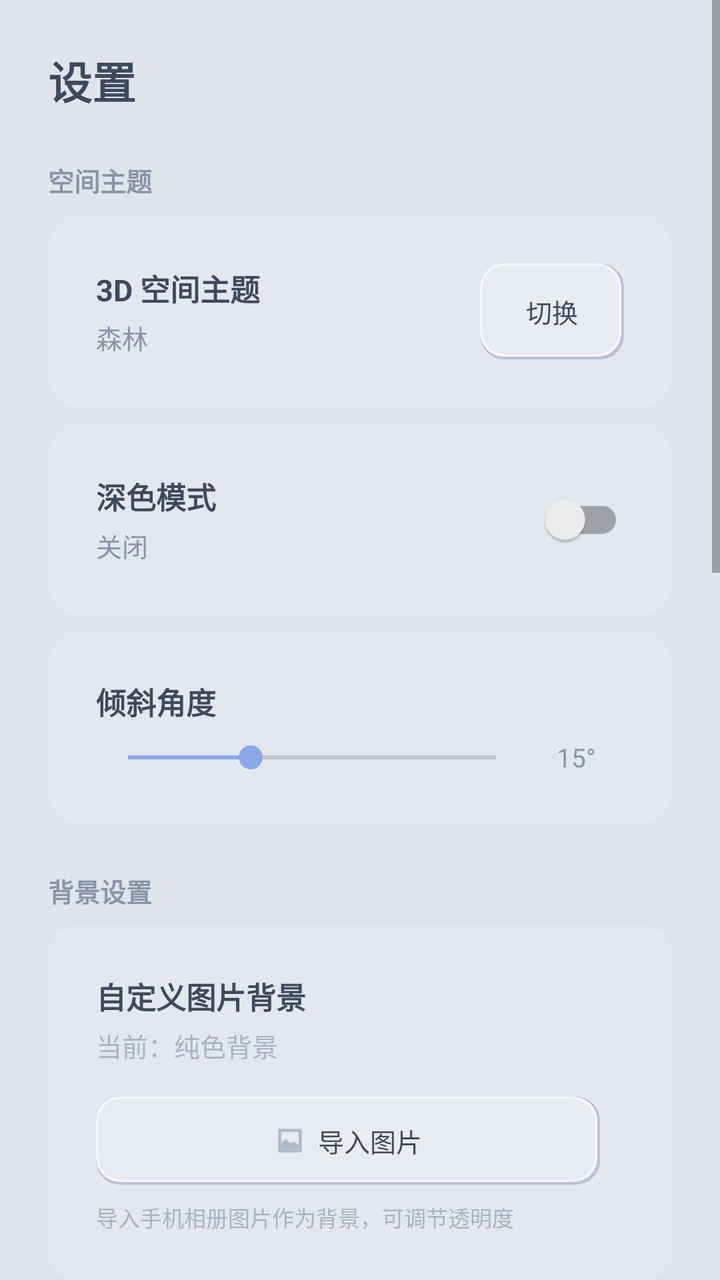
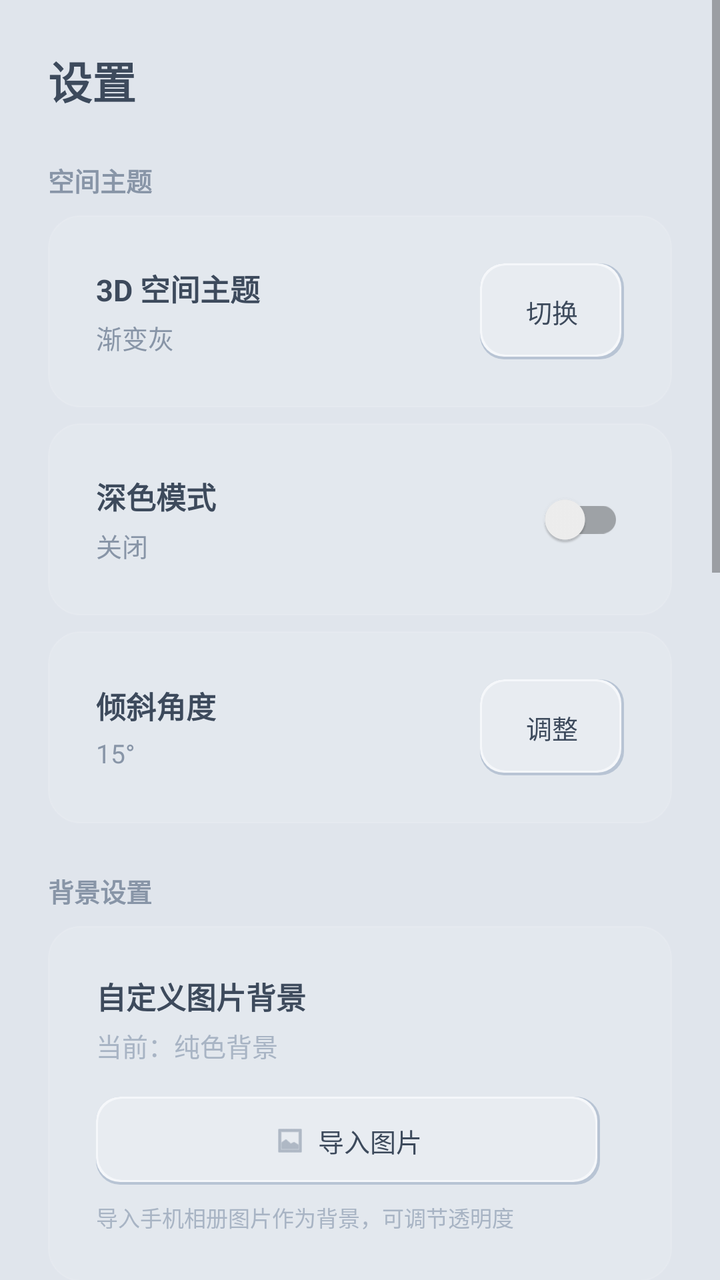

The first picture is an Android layout as it rendered before a commit; the second is the same layout after the commit. The layout source and the unified diff follow.
<!-- AndroidManifest.xml: application theme Theme.BillBook -->
<!-- res/layout/fragment_settings.xml -->
<?xml version="1.0" encoding="utf-8"?>
<ScrollView xmlns:android="http://schemas.android.com/apk/res/android"
    xmlns:app="http://schemas.android.com/apk/res-auto"
    android:layout_width="match_parent"
    android:layout_height="match_parent"
    android:background="@android:color/transparent">

    <LinearLayout
        android:layout_width="match_parent"
        android:layout_height="wrap_content"
        android:orientation="vertical"
        android:paddingHorizontal="@dimen/spacing_lg"
        android:paddingTop="@dimen/spacing_lg"
        android:paddingBottom="@dimen/spacing_lg">

        <TextView
            android:layout_width="wrap_content"
            android:layout_height="wrap_content"
            android:text="设置"
            android:textColor="@color/text_primary"
            android:textSize="@dimen/text_xl"
            android:textStyle="bold" />

        
        <TextView
            android:layout_width="wrap_content"
            android:layout_height="wrap_content"
            android:layout_marginTop="24dp"
            android:text="空间主题"
            android:textColor="@color/text_secondary"
            android:textSize="@dimen/text_sm"
            android:textStyle="bold" />

        <LinearLayout
            android:layout_width="match_parent"
            android:layout_height="wrap_content"
            android:layout_marginTop="@dimen/spacing_sm"
            android:background="@drawable/bg_glass_card"
            android:gravity="center_vertical"
            android:orientation="horizontal"
            android:padding="@dimen/spacing_lg">

            <LinearLayout
                android:layout_width="0dp"
                android:layout_height="wrap_content"
                android:layout_weight="1"
                android:orientation="vertical">

                <TextView
                    android:layout_width="wrap_content"
                    android:layout_height="wrap_content"
                    android:text="3D 空间主题"
                    android:textColor="@color/text_primary"
                    android:textSize="@dimen/text_md"
                    android:textStyle="bold" />

                <TextView
                    android:id="@+id/tvCurrentPalette"
                    android:layout_width="wrap_content"
                    android:layout_height="wrap_content"
                    android:layout_marginTop="4dp"
                    android:text="森林"
                    android:textColor="@color/text_secondary"
                    android:textSize="@dimen/text_sm" />
            </LinearLayout>

            <FrameLayout
                android:id="@+id/btnThemeEditor"
                android:layout_width="72dp"
                android:layout_height="48dp"
                android:background="@drawable/selector_neu_button">

                <TextView
                    android:layout_width="wrap_content"
                    android:layout_height="wrap_content"
                    android:layout_gravity="center"
                    android:text="切换"
                    android:textColor="@color/text_primary"
                    android:textSize="@dimen/text_sm" />
            </FrameLayout>
        </LinearLayout>

        
        <LinearLayout
            android:layout_width="match_parent"
            android:layout_height="wrap_content"
            android:layout_marginTop="@dimen/spacing_sm"
            android:background="@drawable/bg_glass_card"
            android:gravity="center_vertical"
            android:orientation="horizontal"
            android:padding="@dimen/spacing_lg">

            <LinearLayout
                android:layout_width="0dp"
                android:layout_height="wrap_content"
                android:layout_weight="1"
                android:orientation="vertical">

                <TextView
                    android:layout_width="wrap_content"
                    android:layout_height="wrap_content"
                    android:text="深色模式"
                    android:textColor="@color/text_primary"
                    android:textSize="@dimen/text_md"
                    android:textStyle="bold" />

                <TextView
                    android:id="@+id/tvDarkModeStatus"
                    android:layout_width="wrap_content"
                    android:layout_height="wrap_content"
                    android:layout_marginTop="4dp"
                    android:text="关闭"
                    android:textColor="@color/text_secondary"
                    android:textSize="@dimen/text_sm" />
            </LinearLayout>

            <androidx.appcompat.widget.SwitchCompat
                android:id="@+id/switchDarkMode"
                android:layout_width="wrap_content"
                android:layout_height="wrap_content"
                android:thumbTint="@color/colorPrimary"
                android:trackTint="@color/divider" />
        </LinearLayout>

        
        <LinearLayout
            android:layout_width="match_parent"
            android:layout_height="wrap_content"
            android:layout_marginTop="@dimen/spacing_sm"
            android:background="@drawable/bg_glass_card"
            android:orientation="vertical"
            android:padding="@dimen/spacing_lg">

            <TextView
                android:layout_width="wrap_content"
                android:layout_height="wrap_content"
                android:text="倾斜角度"
                android:textColor="@color/text_primary"
                android:textSize="@dimen/text_md"
                android:textStyle="bold" />

            <LinearLayout
                android:layout_width="match_parent"
                android:layout_height="wrap_content"
                android:layout_marginTop="8dp"
                android:gravity="center_vertical"
                android:orientation="horizontal">

                <SeekBar
                    android:id="@+id/seekBarTilt"
                    android:layout_width="0dp"
                    android:layout_height="wrap_content"
                    android:layout_weight="1"
                    android:max="45"
                    android:progress="15" />

                <TextView
                    android:id="@+id/tvTiltValue"
                    android:layout_width="48dp"
                    android:layout_height="wrap_content"
                    android:gravity="center"
                    android:text="15°"
                    android:textColor="@color/text_secondary"
                    android:textSize="@dimen/text_sm" />
            </LinearLayout>
        </LinearLayout>

        
        <TextView
            android:layout_width="wrap_content"
            android:layout_height="wrap_content"
            android:layout_marginTop="24dp"
            android:text="背景设置"
            android:textColor="@color/text_secondary"
            android:textSize="@dimen/text_sm"
            android:textStyle="bold" />

        
        <LinearLayout
            android:layout_width="match_parent"
            android:layout_height="wrap_content"
            android:layout_marginTop="@dimen/spacing_sm"
            android:background="@drawable/bg_glass_card"
            android:orientation="vertical"
            android:padding="@dimen/spacing_lg">

            <TextView
                android:layout_width="wrap_content"
                android:layout_height="wrap_content"
                android:text="自定义图片背景"
                android:textColor="@color/text_primary"
                android:textSize="@dimen/text_md"
                android:textStyle="bold" />

            <TextView
                android:id="@+id/tvCustomBgStatus"
                android:layout_width="wrap_content"
                android:layout_height="wrap_content"
                android:layout_marginTop="4dp"
                android:text="当前：纯色背景"
                android:textColor="@color/text_hint"
                android:textSize="@dimen/text_sm" />

            <FrameLayout
                android:id="@+id/layoutBgPreview"
                android:layout_width="match_parent"
                android:layout_height="0dp"
                android:layout_marginTop="16dp"
                android:background="@drawable/bg_glass_card"
                android:visibility="gone">

                <ImageView
                    android:id="@+id/ivBgPreview"
                    android:layout_width="match_parent"
                    android:layout_height="match_parent"
                    android:scaleType="centerCrop"
                    android:src="@android:drawable/ic_menu_gallery" />
            </FrameLayout>

            <LinearLayout
                android:layout_width="match_parent"
                android:layout_height="wrap_content"
                android:layout_marginTop="16dp"
                android:orientation="horizontal">

                <FrameLayout
                    android:id="@+id/btnImportImage"
                    android:layout_width="0dp"
                    android:layout_height="44dp"
                    android:layout_weight="1"
                    android:background="@drawable/selector_neu_button">

                    <LinearLayout
                        android:layout_width="wrap_content"
                        android:layout_height="wrap_content"
                        android:layout_gravity="center"
                        android:gravity="center_vertical"
                        android:orientation="horizontal">

                        <ImageView
                            android:layout_width="16dp"
                            android:layout_height="16dp"
                            android:src="@android:drawable/ic_menu_gallery"
                            android:tint="@color/text_secondary" />

                        <TextView
                            android:layout_width="wrap_content"
                            android:layout_height="wrap_content"
                            android:layout_marginStart="6dp"
                            android:text="导入图片"
                            android:textColor="@color/text_primary"
                            android:textSize="@dimen/text_sm" />
                    </LinearLayout>
                </FrameLayout>

                <View
                    android:layout_width="12dp"
                    android:layout_height="match_parent" />

                <FrameLayout
                    android:id="@+id/btnClearImage"
                    android:layout_width="0dp"
                    android:layout_height="44dp"
                    android:layout_weight="1"
                    android:background="@drawable/selector_neu_button"
                    android:visibility="gone">

                    <TextView
                        android:layout_width="wrap_content"
                        android:layout_height="wrap_content"
                        android:layout_gravity="center"
                        android:text="恢复默认"
                        android:textColor="@color/text_secondary"
                        android:textSize="@dimen/text_sm" />
                </FrameLayout>
            </LinearLayout>

            <LinearLayout
                android:id="@+id/layoutOpacity"
                android:layout_width="match_parent"
                android:layout_height="wrap_content"
                android:layout_marginTop="16dp"
                android:gravity="center_vertical"
                android:orientation="horizontal"
                android:visibility="gone">

                <TextView
                    android:layout_width="wrap_content"
                    android:layout_height="wrap_content"
                    android:text="透明度"
                    android:textColor="@color/text_secondary"
                    android:textSize="@dimen/text_sm" />

                <SeekBar
                    android:id="@+id/seekBarOpacity"
                    android:layout_width="0dp"
                    android:layout_height="wrap_content"
                    android:layout_weight="1"
                    android:layout_marginHorizontal="12dp"
                    android:max="100"
                    android:progress="30" />

                <TextView
                    android:id="@+id/tvOpacityValue"
                    android:layout_width="40dp"
                    android:layout_height="wrap_content"
                    android:gravity="center"
                    android:text="30%"
                    android:textColor="@color/text_secondary"
                    android:textSize="@dimen/text_sm" />
            </LinearLayout>

            <TextView
                android:layout_width="wrap_content"
                android:layout_height="wrap_content"
                android:layout_marginTop="8dp"
                android:text="导入手机相册图片作为背景，可调节透明度"
                android:textColor="@color/text_hint"
                android:textSize="@dimen/text_xs" />
        </LinearLayout>

        
        <TextView
            android:layout_width="wrap_content"
            android:layout_height="wrap_content"
            android:layout_marginTop="24dp"
            android:text="功能"
            android:textColor="@color/text_secondary"
            android:textSize="@dimen/text_sm"
            android:textStyle="bold" />

        
        <LinearLayout
            android:layout_width="match_parent"
            android:layout_height="wrap_content"
            android:layout_marginTop="@dimen/spacing_sm"
            android:background="@drawable/bg_glass_card"
            android:orientation="vertical"
            android:padding="@dimen/spacing_lg">

            <TextView
                android:layout_width="wrap_content"
                android:layout_height="wrap_content"
                android:text="分类管理"
                android:textColor="@color/text_primary"
                android:textSize="@dimen/text_md"
                android:textStyle="bold" />

            <LinearLayout
                android:layout_width="match_parent"
                android:layout_height="wrap_content"
                android:layout_marginTop="16dp"
                android:orientation="horizontal">

                <FrameLayout
                    android:id="@+id/btnManageCategory"
                    android:layout_width="0dp"
                    android:layout_height="44dp"
                    android:layout_weight="1"
                    android:background="@drawable/selector_neu_button">

                    <TextView
                        android:layout_width="wrap_content"
                        android:layout_height="wrap_content"
                        android:layout_gravity="center"
                        android:text="查看/编辑分类"
                        android:textColor="@color/text_primary"
                        android:textSize="@dimen/text_sm" />
                </FrameLayout>

                <View
                    android:layout_width="12dp"
                    android:layout_height="match_parent" />

                <FrameLayout
                    android:id="@+id/btnAddCategory"
                    android:layout_width="0dp"
                    android:layout_height="44dp"
                    android:layout_weight="1"
                    android:background="@drawable/selector_neu_button">

                    <TextView
                        android:layout_width="wrap_content"
                        android:layout_height="wrap_content"
                        android:layout_gravity="center"
                        android:text="添加新分类"
                        android:textColor="@color/text_primary"
                        android:textSize="@dimen/text_sm" />
                </FrameLayout>
            </LinearLayout>
        </LinearLayout>

        
        <LinearLayout
            android:layout_width="match_parent"
            android:layout_height="wrap_content"
            android:layout_marginTop="@dimen/spacing_sm"
            android:background="@drawable/bg_glass_card"
            android:gravity="center_vertical"
            android:orientation="horizontal"
            android:padding="@dimen/spacing_lg">

            <LinearLayout
                android:layout_width="0dp"
                android:layout_height="wrap_content"
                android:layout_weight="1"
                android:orientation="vertical">

                <TextView
                    android:layout_width="wrap_content"
                    android:layout_height="wrap_content"
                    android:text="预算管理"
                    android:textColor="@color/text_primary"
                    android:textSize="@dimen/text_md"
                    android:textStyle="bold" />

                <TextView
                    android:layout_width="wrap_content"
                    android:layout_height="wrap_content"
                    android:layout_marginTop="4dp"
                    android:text="设置月度预算，控制消费"
                    android:textColor="@color/text_secondary"
                    android:textSize="@dimen/text_sm" />
            </LinearLayout>

            <FrameLayout
                android:id="@+id/btnBudget"
                android:layout_width="72dp"
                android:layout_height="48dp"
                android:background="@drawable/selector_neu_button">

                <TextView
                    android:layout_width="wrap_content"
                    android:layout_height="wrap_content"
                    android:layout_gravity="center"
                    android:text="进入"
                    android:textColor="@color/text_primary"
                    android:textSize="@dimen/text_sm" />
            </FrameLayout>
        </LinearLayout>

        
        <LinearLayout
            android:layout_width="match_parent"
            android:layout_height="wrap_content"
            android:layout_marginTop="@dimen/spacing_sm"
            android:background="@drawable/bg_glass_card"
            android:gravity="center_vertical"
            android:orientation="horizontal"
            android:padding="@dimen/spacing_lg">

            <LinearLayout
                android:layout_width="0dp"
                android:layout_height="wrap_content"
                android:layout_weight="1"
                android:orientation="vertical">

                <TextView
                    android:layout_width="wrap_content"
                    android:layout_height="wrap_content"
                    android:text="自定义查询"
                    android:textColor="@color/text_primary"
                    android:textSize="@dimen/text_md"
                    android:textStyle="bold" />

                <TextView
                    android:layout_width="wrap_content"
                    android:layout_height="wrap_content"
                    android:layout_marginTop="4dp"
                    android:text="按日期范围查询收支明细"
                    android:textColor="@color/text_secondary"
                    android:textSize="@dimen/text_sm" />
            </LinearLayout>

            <FrameLayout
                android:id="@+id/btnQuery"
                android:layout_width="72dp"
                android:layout_height="48dp"
                android:background="@drawable/selector_neu_button">

                <TextView
                    android:layout_width="wrap_content"
                    android:layout_height="wrap_content"
                    android:layout_gravity="center"
                    android:text="进入"
                    android:textColor="@color/text_primary"
                    android:textSize="@dimen/text_sm" />
            </FrameLayout>
        </LinearLayout>

        
        <TextView
            android:layout_width="wrap_content"
            android:layout_height="wrap_content"
            android:layout_marginTop="24dp"
            android:text="数据导入"
            android:textColor="@color/text_secondary"
            android:textSize="@dimen/text_sm"
            android:textStyle="bold" />

        
        <LinearLayout
            android:layout_width="match_parent"
            android:layout_height="wrap_content"
            android:layout_marginTop="@dimen/spacing_sm"
            android:background="@drawable/bg_glass_card"
            android:orientation="vertical"
            android:padding="@dimen/spacing_lg">

            <TextView
                android:layout_width="wrap_content"
                android:layout_height="wrap_content"
                android:text="导入微信账单"
                android:textColor="@color/text_primary"
                android:textSize="@dimen/text_md"
                android:textStyle="bold" />

            <TextView
                android:layout_width="wrap_content"
                android:layout_height="wrap_content"
                android:layout_marginTop="4dp"
                android:text="支持 .xlsx 和 .csv 格式"
                android:textColor="@color/text_hint"
                android:textSize="@dimen/text_xs" />

            <FrameLayout
                android:id="@+id/btnImportWechat"
                android:layout_width="match_parent"
                android:layout_height="44dp"
                android:layout_marginTop="12dp"
                android:background="@drawable/selector_neu_button">

                <LinearLayout
                    android:layout_width="wrap_content"
                    android:layout_height="wrap_content"
                    android:layout_gravity="center"
                    android:gravity="center_vertical"
                    android:orientation="horizontal">

                    <ImageView
                        android:layout_width="16dp"
                        android:layout_height="16dp"
                        android:src="@android:drawable/ic_menu_upload"
                        android:tint="@color/text_secondary" />

                    <TextView
                        android:layout_width="wrap_content"
                        android:layout_height="wrap_content"
                        android:layout_marginStart="8dp"
                        android:text="选择微信账单文件"
                        android:textColor="@color/text_primary"
                        android:textSize="@dimen/text_sm" />
                </LinearLayout>
            </FrameLayout>
        </LinearLayout>

        
        <LinearLayout
            android:layout_width="match_parent"
            android:layout_height="wrap_content"
            android:layout_marginTop="@dimen/spacing_sm"
            android:background="@drawable/bg_glass_card"
            android:orientation="vertical"
            android:padding="@dimen/spacing_lg">

            <TextView
                android:layout_width="wrap_content"
                android:layout_height="wrap_content"
                android:text="导入支付宝账单"
                android:textColor="@color/text_primary"
                android:textSize="@dimen/text_md"
                android:textStyle="bold" />

            <TextView
                android:layout_width="wrap_content"
                android:layout_height="wrap_content"
                android:layout_marginTop="4dp"
                android:text="支持 .xlsx 格式"
                android:textColor="@color/text_hint"
                android:textSize="@dimen/text_xs" />

            <FrameLayout
                android:id="@+id/btnImportAlipay"
                android:layout_width="match_parent"
                android:layout_height="44dp"
                android:layout_marginTop="12dp"
                android:background="@drawable/selector_neu_button">

                <LinearLayout
                    android:layout_width="wrap_content"
                    android:layout_height="wrap_content"
                    android:layout_gravity="center"
                    android:gravity="center_vertical"
                    android:orientation="horizontal">

                    <ImageView
                        android:layout_width="16dp"
                        android:layout_height="16dp"
                        android:src="@android:drawable/ic_menu_upload"
                        android:tint="@color/text_secondary" />

                    <TextView
                        android:layout_width="wrap_content"
                        android:layout_height="wrap_content"
                        android:layout_marginStart="8dp"
                        android:text="选择支付宝账单文件"
                        android:textColor="@color/text_primary"
                        android:textSize="@dimen/text_sm" />
                </LinearLayout>
            </FrameLayout>
        </LinearLayout>

        <View
            android:layout_width="match_parent"
            android:layout_height="24dp" />
    </LinearLayout>
</ScrollView>
<!-- resources referenced by this layout -->
<resources>
  <color name="colorPrimary">#6B8DD6</color>
  <color name="divider">#E0E6EF</color>
  <color name="text_hint">#A8B4C4</color>
  <color name="text_primary">#3D4A5C</color>
  <color name="text_secondary">#8895A7</color>
  <dimen name="spacing_lg">24dp</dimen>
  <dimen name="spacing_sm">8dp</dimen>
  <dimen name="text_md">15sp</dimen>
  <dimen name="text_sm">13sp</dimen>
  <dimen name="text_xl">22sp</dimen>
  <dimen name="text_xs">11sp</dimen>
  <!-- drawable bg_glass_card (drawable) -->
  <?xml version="1.0" encoding="utf-8"?>
  <shape xmlns:android="http://schemas.android.com/apk/res/android"
      android:shape="rectangle">
      <solid android:color="#18FFFFFF" />
      <corners android:radius="16dp" />
      <stroke
          android:width="0.5dp"
          android:color="#20FFFFFF" />
  </shape>
  <!-- drawable selector_neu_button (drawable) -->
  <?xml version="1.0" encoding="utf-8"?>
  <selector xmlns:android="http://schemas.android.com/apk/res/android">
      <item android:drawable="@drawable/bg_neu_button_pressed" android:state_pressed="true" />
      <item android:drawable="@drawable/bg_neu_button" />
  </selector>
  <style name="Theme.BillBook" parent="Theme.MaterialComponents.Light.NoActionBar">
          <item name="colorPrimary">@color/colorPrimary</item>
          <item name="colorPrimaryDark">@color/colorPrimaryDark</item>
          <item name="colorAccent">@color/colorAccent</item>
          <item name="android:windowBackground">@color/bg_page</item>
          <item name="android:statusBarColor">@android:color/transparent</item>
          <item name="android:navigationBarColor">@android:color/transparent</item>
          <item name="android:windowLightNavigationBar">true</item>
      </style>
  <!-- drawable bg_neu_button_pressed (drawable) -->
  <?xml version="1.0" encoding="utf-8"?>
  <layer-list xmlns:android="http://schemas.android.com/apk/res/android">
      
      <item>
          <shape android:shape="rectangle">
              <solid android:color="@color/neu_shadow_dark" />
              <corners android:radius="@dimen/radius_md" />
          </shape>
      </item>
      
      <item android:top="1.5dp" android:left="1.5dp">
          <shape android:shape="rectangle">
              <solid android:color="@color/neu_shadow_light" />
              <corners android:radius="@dimen/radius_md" />
          </shape>
      </item>
      
      <item android:top="2dp" android:left="2dp" android:bottom="0.5dp" android:right="0.5dp">
          <shape android:shape="rectangle">
              <solid android:color="@color/neu_bg_dark" />
              <corners android:radius="@dimen/radius_md" />
          </shape>
      </item>
  </layer-list>
  <!-- drawable bg_neu_button (drawable) -->
  <?xml version="1.0" encoding="utf-8"?>
  <layer-list xmlns:android="http://schemas.android.com/apk/res/android">
      
      <item>
          <shape android:shape="rectangle">
              <solid android:color="@color/neu_shadow_dark" />
              <corners android:radius="@dimen/radius_md" />
          </shape>
      </item>
      
      <item android:bottom="1.5dp" android:right="1.5dp">
          <shape android:shape="rectangle">
              <solid android:color="@color/neu_shadow_light" />
              <corners android:radius="@dimen/radius_md" />
          </shape>
      </item>
      
      <item android:bottom="2.5dp" android:right="2.5dp" android:top="1dp" android:left="1dp">
          <shape android:shape="rectangle">
              <solid android:color="@color/neu_bg" />
              <corners android:radius="@dimen/radius_md" />
          </shape>
      </item>
  </layer-list>
  <color name="colorPrimaryDark">#5A7BC8</color>
  <color name="colorAccent">#8BA7E8</color>
  <color name="bg_page">#E0E5EC</color>
  <color name="neu_shadow_dark">#B8C4D4</color>
  <dimen name="radius_md">12dp</dimen>
  <color name="neu_shadow_light">#F5F7FA</color>
  <color name="neu_bg_dark">#D0D6DE</color>
  <color name="neu_bg">#E8ECF1</color>
</resources>

<!-- the commit's change to res/layout/fragment_settings.xml (unified diff, before → after) -->
@@ -59,7 +59,7 @@
                     android:layout_width="wrap_content"
                     android:layout_height="wrap_content"
                     android:layout_marginTop="4dp"
-                    android:text="森林"
+                    android:text="渐变灰"
                     android:textColor="@color/text_secondary"
                     android:textSize="@dimen/text_sm" />
             </LinearLayout>
@@ -124,45 +124,52 @@
 
         
         <LinearLayout
-            android:layout_width="match_parent"
-            android:layout_height="wrap_content"
-            android:layout_marginTop="@dimen/spacing_sm"
-            android:background="@drawable/bg_glass_card"
-            android:orientation="vertical"
-            android:padding="@dimen/spacing_lg">
-
-            <TextView
-                android:layout_width="wrap_content"
-                android:layout_height="wrap_content"
-                android:text="倾斜角度"
-                android:textColor="@color/text_primary"
-                android:textSize="@dimen/text_md"
-                android:textStyle="bold" />
-
-            <LinearLayout
-                android:layout_width="match_parent"
-                android:layout_height="wrap_content"
-                android:layout_marginTop="8dp"
-                android:gravity="center_vertical"
-                android:orientation="horizontal">
-
-                <SeekBar
-                    android:id="@+id/seekBarTilt"
-                    android:layout_width="0dp"
-                    android:layout_height="wrap_content"
-                    android:layout_weight="1"
-                    android:max="45"
-                    android:progress="15" />
+            android:id="@+id/layoutTiltAngle"
+            android:layout_width="match_parent"
+            android:layout_height="wrap_content"
+            android:layout_marginTop="@dimen/spacing_sm"
+            android:background="@drawable/bg_glass_card"
+            android:gravity="center_vertical"
+            android:orientation="horizontal"
+            android:padding="@dimen/spacing_lg">
+
+            <LinearLayout
+                android:layout_width="0dp"
+                android:layout_height="wrap_content"
+                android:layout_weight="1"
+                android:orientation="vertical">
+
+                <TextView
+                    android:layout_width="wrap_content"
+                    android:layout_height="wrap_content"
+                    android:text="倾斜角度"
+                    android:textColor="@color/text_primary"
+                    android:textSize="@dimen/text_md"
+                    android:textStyle="bold" />
 
                 <TextView
                     android:id="@+id/tvTiltValue"
-                    android:layout_width="48dp"
-                    android:layout_height="wrap_content"
-                    android:gravity="center"
+                    android:layout_width="wrap_content"
+                    android:layout_height="wrap_content"
+                    android:layout_marginTop="4dp"
                     android:text="15°"
                     android:textColor="@color/text_secondary"
                     android:textSize="@dimen/text_sm" />
             </LinearLayout>
+
+            <FrameLayout
+                android:layout_width="72dp"
+                android:layout_height="48dp"
+                android:background="@drawable/selector_neu_button">
+
+                <TextView
+                    android:layout_width="wrap_content"
+                    android:layout_height="wrap_content"
+                    android:layout_gravity="center"
+                    android:text="调整"
+                    android:textColor="@color/text_primary"
+                    android:textSize="@dimen/text_sm" />
+            </FrameLayout>
         </LinearLayout>
 
         
